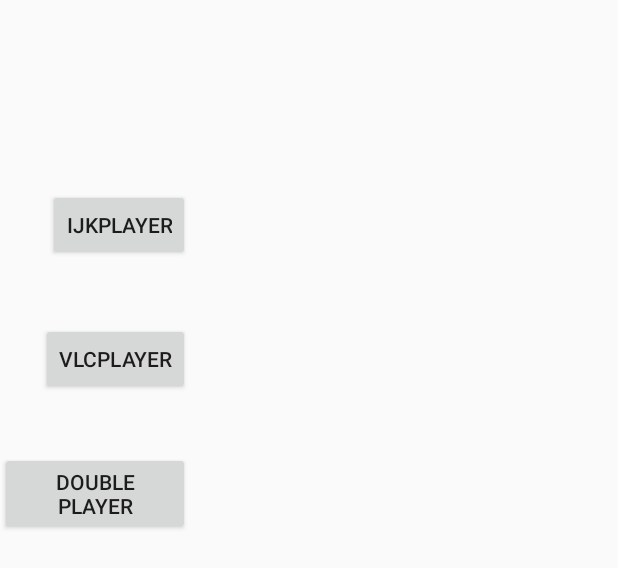
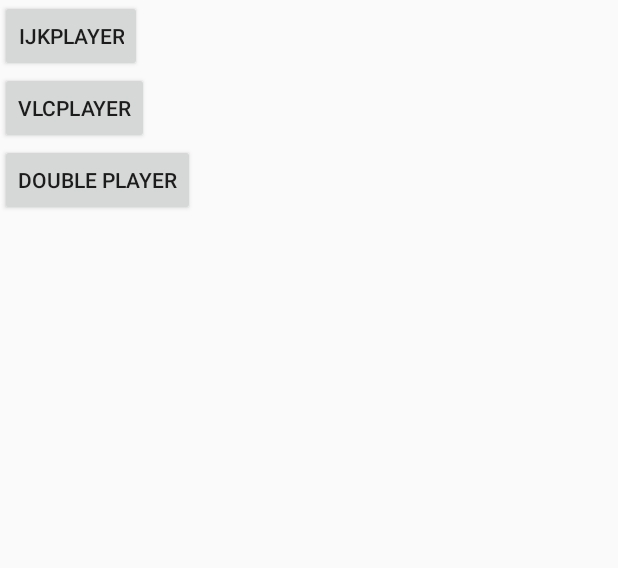
Before and after one commit to mengzhidaren/Vlc-sdk-lib, an Android app: the layout activity_main.xml on its own in the app's theme, with its tools: preview values and no code run, on a phone screen of 412 x 824 dp. Shown: the top 568 px of the screen. Run offline under Robolectric (Android 15) with nearby library versions, the phone set to English and light mode, and no system bars.

Commit message:
恢复之前误删的源代码 调整代码逻辑

```diff
--- a/demo/src/main/res/layout/activity_main.xml
+++ b/demo/src/main/res/layout/activity_main.xml
@@ -1,21 +1,16 @@
 <?xml version="1.0" encoding="utf-8"?>
-<RelativeLayout xmlns:android="http://schemas.android.com/apk/res/android"
+<LinearLayout xmlns:android="http://schemas.android.com/apk/res/android"
     xmlns:tools="http://schemas.android.com/tools"
     android:id="@+id/activity_main"
     android:layout_width="match_parent"
-    android:layout_height="match_parent">
+    android:layout_height="match_parent"
+    android:orientation="vertical">
 
 
     <Button
         android:id="@+id/button"
         android:layout_width="wrap_content"
         android:layout_height="wrap_content"
-        android:layout_alignParentLeft="true"
-        android:layout_alignParentStart="true"
-        android:layout_alignParentTop="true"
-        android:layout_marginLeft="32dp"
-        android:layout_marginStart="32dp"
-        android:layout_marginTop="126dp"
         android:onClick="myClick1"
         android:text="ijkplayer" />
 
@@ -23,10 +18,6 @@
         android:id="@+id/button2"
         android:layout_width="wrap_content"
         android:layout_height="wrap_content"
-        android:layout_alignEnd="@+id/button"
-        android:layout_alignRight="@+id/button"
-        android:layout_below="@+id/button"
-        android:layout_marginTop="41dp"
         android:onClick="myClick2"
         android:text="vlcplayer" />
 
@@ -34,10 +25,6 @@
         android:id="@+id/button3"
         android:layout_width="wrap_content"
         android:layout_height="wrap_content"
-        android:layout_alignEnd="@+id/button2"
-        android:layout_alignRight="@+id/button2"
-        android:layout_below="@+id/button2"
-        android:layout_marginTop="38dp"
         android:onClick="myClick3"
         android:text="double player" />
-</RelativeLayout>
+</LinearLayout>
```
Also changed, not shown: 1 other file.
